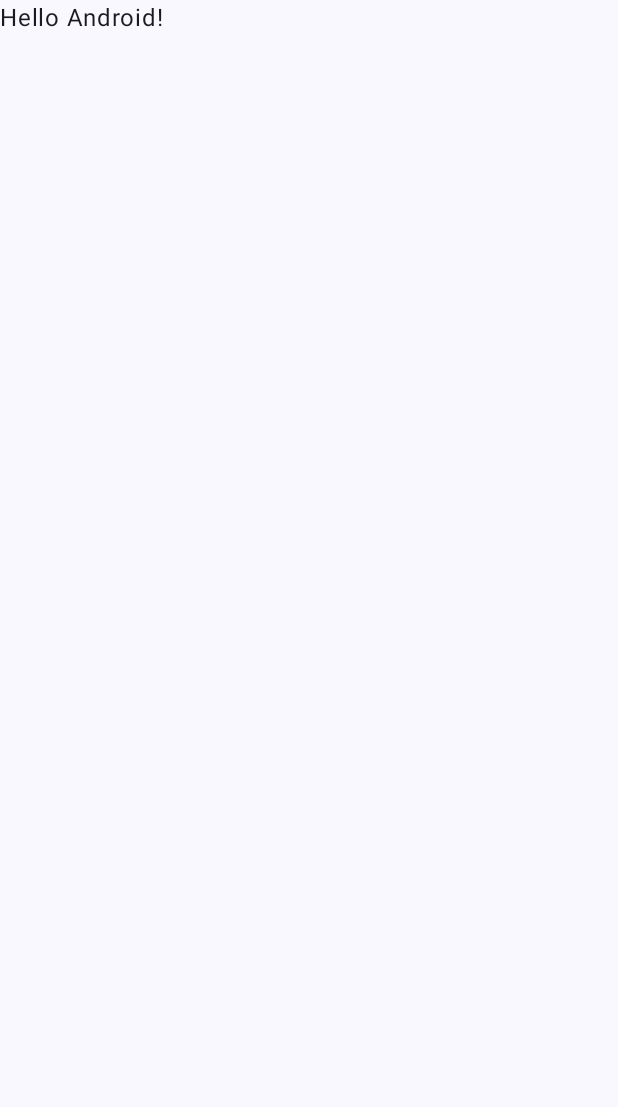
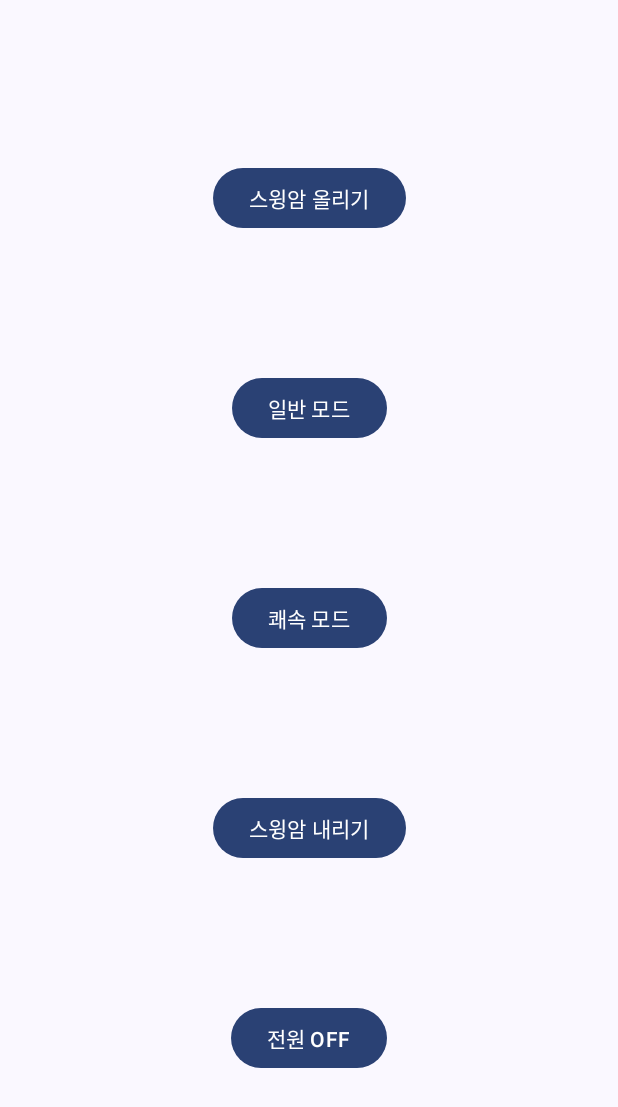
Before and after one commit to lth0422/shoe_cleaner, an Android app built with Jetpack Compose: the screen it shows after launch (MainActivity), on a phone screen of 412 x 824 dp. Before the commit the part shown is almost empty. Shown: the top 1107 px of the screen. Run offline under Robolectric (Android 15) with nearby library versions, the phone set to English and light mode, and no system bars.

Commit message:
Add Android code

```diff
--- a/Android/app/build.gradle.kts
+++ b/Android/app/build.gradle.kts
@@ -5,7 +5,7 @@
 
 android {
     namespace = "com.example.shoecleaner"
-    compileSdk = 34
+    compileSdk = 35
 
     defaultConfig {
         applicationId = "com.example.shoecleaner"
--- a/Android/app/src/main/AndroidManifest.xml
+++ b/Android/app/src/main/AndroidManifest.xml
@@ -1,6 +1,11 @@
 <?xml version="1.0" encoding="utf-8"?>
 <manifest xmlns:android="http://schemas.android.com/apk/res/android"
     xmlns:tools="http://schemas.android.com/tools">
+
+    <uses-permission android:name="android.permission.BLUETOOTH" />
+    <uses-permission android:name="android.permission.BLUETOOTH_ADMIN" />
+    <uses-permission android:name="android.permission.BLUETOOTH_CONNECT" />
+    <uses-permission android:name="android.permission.BLUETOOTH_SCAN" />
 
     <application
         android:allowBackup="true"
--- a/Android/app/src/main/java/com/example/shoecleaner/MainActivity.kt
+++ b/Android/app/src/main/java/com/example/shoecleaner/MainActivity.kt
@@ -3,44 +3,90 @@
 import android.os.Bundle
 import androidx.activity.ComponentActivity
 import androidx.activity.compose.setContent
-import androidx.compose.foundation.layout.fillMaxSize
+import androidx.compose.foundation.layout.*
+import androidx.compose.material3.Button
 import androidx.compose.material3.MaterialTheme
 import androidx.compose.material3.Surface
 import androidx.compose.material3.Text
-import androidx.compose.runtime.Composable
+import androidx.compose.runtime.*
+import androidx.compose.ui.Alignment
 import androidx.compose.ui.Modifier
-import androidx.compose.ui.tooling.preview.Preview
+import androidx.compose.ui.unit.dp
+import android.bluetooth.BluetoothAdapter
+import android.bluetooth.BluetoothDevice
+import android.bluetooth.BluetoothSocket
+import java.util.*
 import com.example.shoecleaner.ui.theme.ShoeCleanerTheme
 
 class MainActivity : ComponentActivity() {
+    private var bluetoothSocket: BluetoothSocket? = null
+    private val BLUETOOTH_UUID = UUID.fromString("00001101-0000-1000-8000-00805F9B34FB")
+
     override fun onCreate(savedInstanceState: Bundle?) {
         super.onCreate(savedInstanceState)
         setContent {
             ShoeCleanerTheme {
-                // A surface container using the 'background' color from the theme
                 Surface(
                     modifier = Modifier.fillMaxSize(),
                     color = MaterialTheme.colorScheme.background
                 ) {
-                    Greeting("Android")
+                    ShoeCleanerControl(
+                        onButtonClick = { command -> sendBluetoothCommand(command) }
+                    )
                 }
             }
+        }
+
+        // 블루투스 연결 설정
+        setupBluetoothConnection()
+    }
+
+    private fun setupBluetoothConnection() {
+        try {
+            val bluetoothAdapter = BluetoothAdapter.getDefaultAdapter()
+            val raspberryPi = bluetoothAdapter.bondedDevices.find { it.name == "RaspberryPi" }
+
+            raspberryPi?.let {
+                bluetoothSocket = it.createRfcommSocketToServiceRecord(BLUETOOTH_UUID)
+                bluetoothSocket?.connect()
+            }
+        } catch (e: Exception) {
+            e.printStackTrace()
+        }
+    }
+
+    private fun sendBluetoothCommand(command: String) {
+        try {
+            bluetoothSocket?.outputStream?.write(command.toByteArray())
+        } catch (e: Exception) {
+            e.printStackTrace()
         }
     }
 }
 
 @Composable
-fun Greeting(name: String, modifier: Modifier = Modifier) {
-    Text(
-        text = "Hello $name!",
-        modifier = modifier
-    )
-}
-
-@Preview(showBackground = true)
-@Composable
-fun GreetingPreview() {
-    ShoeCleanerTheme {
-        Greeting("Android")
+fun ShoeCleanerControl(onButtonClick: (String) -> Unit) {
+    Column(
+        modifier = Modifier
+            .fillMaxSize()
+            .padding(16.dp),
+        horizontalAlignment = Alignment.CenterHorizontally,
+        verticalArrangement = Arrangement.SpaceEvenly
+    ) {
+        Button(onClick = { onButtonClick("SWING_UP") }) {
+            Text("스윙암 올리기")
+        }
+        Button(onClick = { onButtonClick("NORMAL_MODE") }) {
+            Text("일반 모드")
+        }
+        Button(onClick = { onButtonClick("QUICK_MODE") }) {
+            Text("쾌속 모드")
+        }
+        Button(onClick = { onButtonClick("SWING_DOWN") }) {
+            Text("스윙암 내리기")
+        }
+        Button(onClick = { onButtonClick("POWER_OFF") }) {
+            Text("전원 OFF")
+        }
     }
 }
--- a/Android/app/src/main/java/com/example/shoecleaner/ui/theme/Theme.kt
+++ b/Android/app/src/main/java/com/example/shoecleaner/ui/theme/Theme.kt
@@ -25,22 +25,11 @@
     primary = Purple40,
     secondary = PurpleGrey40,
     tertiary = Pink40
-
-    /* Other default colors to override
-    background = Color(0xFFFFFBFE),
-    surface = Color(0xFFFFFBFE),
-    onPrimary = Color.White,
-    onSecondary = Color.White,
-    onTertiary = Color.White,
-    onBackground = Color(0xFF1C1B1F),
-    onSurface = Color(0xFF1C1B1F),
-    */
 )
 
 @Composable
 fun ShoeCleanerTheme(
     darkTheme: Boolean = isSystemInDarkTheme(),
-    // Dynamic color is available on Android 12+
     dynamicColor: Boolean = true,
     content: @Composable () -> Unit
 ) {
@@ -49,7 +38,6 @@
             val context = LocalContext.current
             if (darkTheme) dynamicDarkColorScheme(context) else dynamicLightColorScheme(context)
         }
-
         darkTheme -> DarkColorScheme
         else -> LightColorScheme
     }
--- a/Android/app/src/main/java/com/example/shoecleaner/ui/theme/Type.kt
+++ b/Android/app/src/main/java/com/example/shoecleaner/ui/theme/Type.kt
@@ -14,8 +14,7 @@
         fontSize = 16.sp,
         lineHeight = 24.sp,
         letterSpacing = 0.5.sp
-    )
-    /* Other default text styles to override
+    ),
     titleLarge = TextStyle(
         fontFamily = FontFamily.Default,
         fontWeight = FontWeight.Normal,
@@ -30,5 +29,4 @@
         lineHeight = 16.sp,
         letterSpacing = 0.5.sp
     )
-    */
 )
```
Also changed, not shown: 2 other files.
